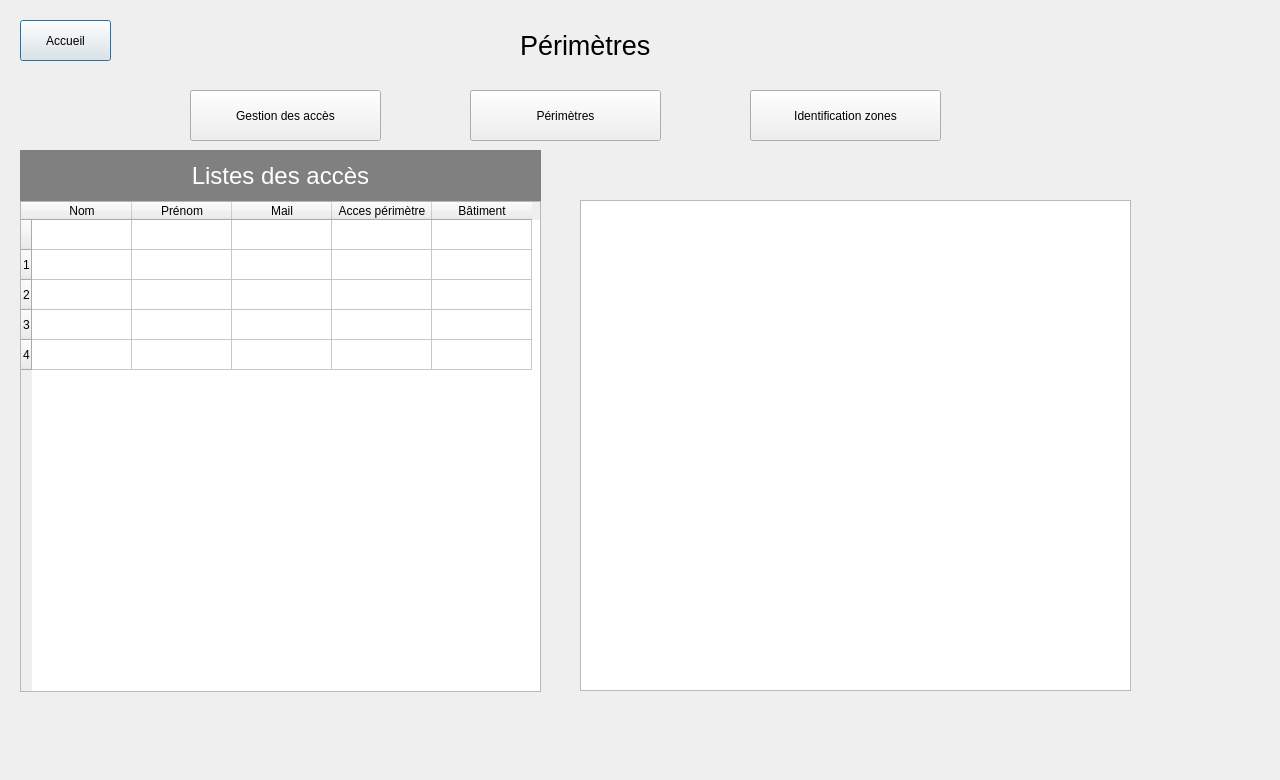
Above: Projet_Ajour/perimetres.ui from simzrch/Projet_Entremont before the change. Below: the same form after it.
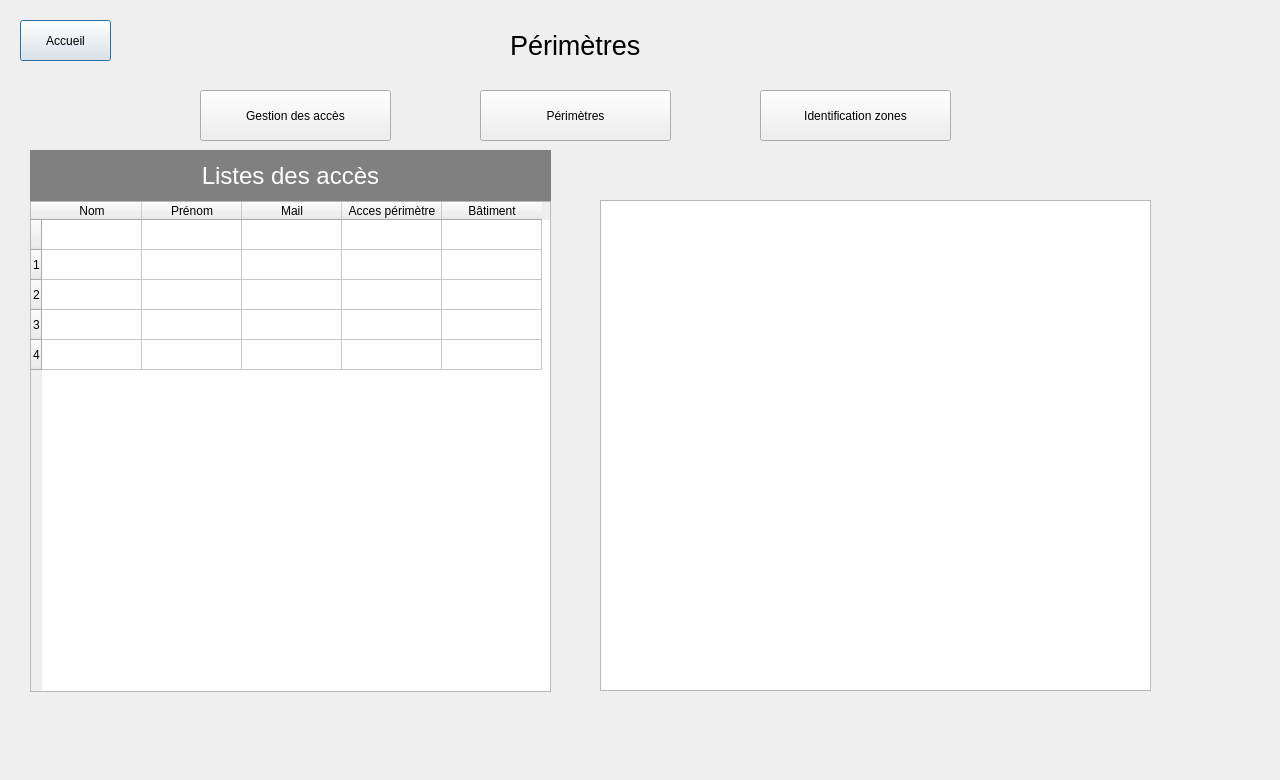
That is the form after the change.

Commit message: modification des interfaces gestion/perimetre/zones

```diff
--- a/Projet_Ajour/perimetres.ui
+++ b/Projet_Ajour/perimetres.ui
@@ -29,7 +29,7 @@
   <widget class="QPushButton" name="ButtonGestion">
    <property name="geometry">
     <rect>
-     <x>190</x>
+     <x>200</x>
      <y>90</y>
      <width>191</width>
      <height>51</height>
@@ -42,7 +42,7 @@
   <widget class="QPushButton" name="ButtonPerimetres">
    <property name="geometry">
     <rect>
-     <x>470</x>
+     <x>480</x>
      <y>90</y>
      <width>191</width>
      <height>51</height>
@@ -55,7 +55,7 @@
   <widget class="QPushButton" name="ButtonZones">
    <property name="geometry">
     <rect>
-     <x>750</x>
+     <x>760</x>
      <y>90</y>
      <width>191</width>
      <height>51</height>
@@ -68,7 +68,7 @@
   <widget class="QListView" name="listView_3">
    <property name="geometry">
     <rect>
-     <x>580</x>
+     <x>600</x>
      <y>200</y>
      <width>551</width>
      <height>491</height>
@@ -78,7 +78,7 @@
   <widget class="QLabel" name="label">
    <property name="geometry">
     <rect>
-     <x>520</x>
+     <x>510</x>
      <y>30</y>
      <width>131</width>
      <height>31</height>
@@ -96,7 +96,7 @@
   <widget class="QTableWidget" name="tableWidgetAcces">
    <property name="geometry">
     <rect>
-     <x>20</x>
+     <x>30</x>
      <y>201</y>
      <width>521</width>
      <height>491</height>
@@ -156,7 +156,7 @@
   <widget class="QLabel" name="label_2">
    <property name="geometry">
     <rect>
-     <x>20</x>
+     <x>30</x>
      <y>150</y>
      <width>521</width>
      <height>51</height>
```
The commit also changes 5 other files.
